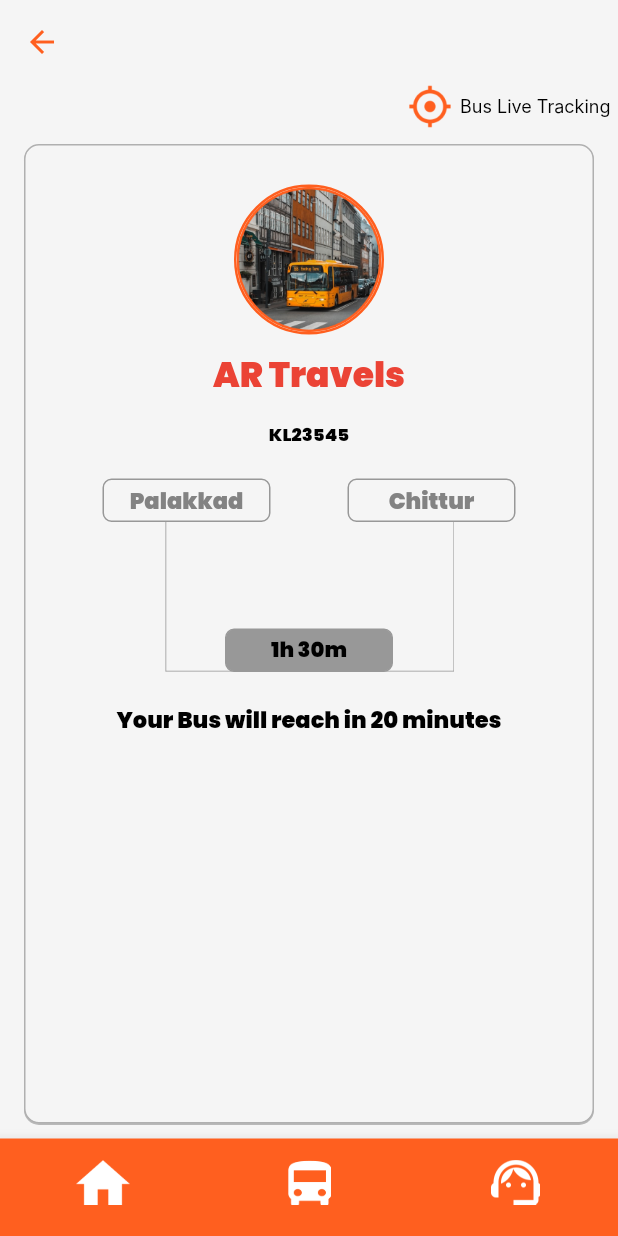
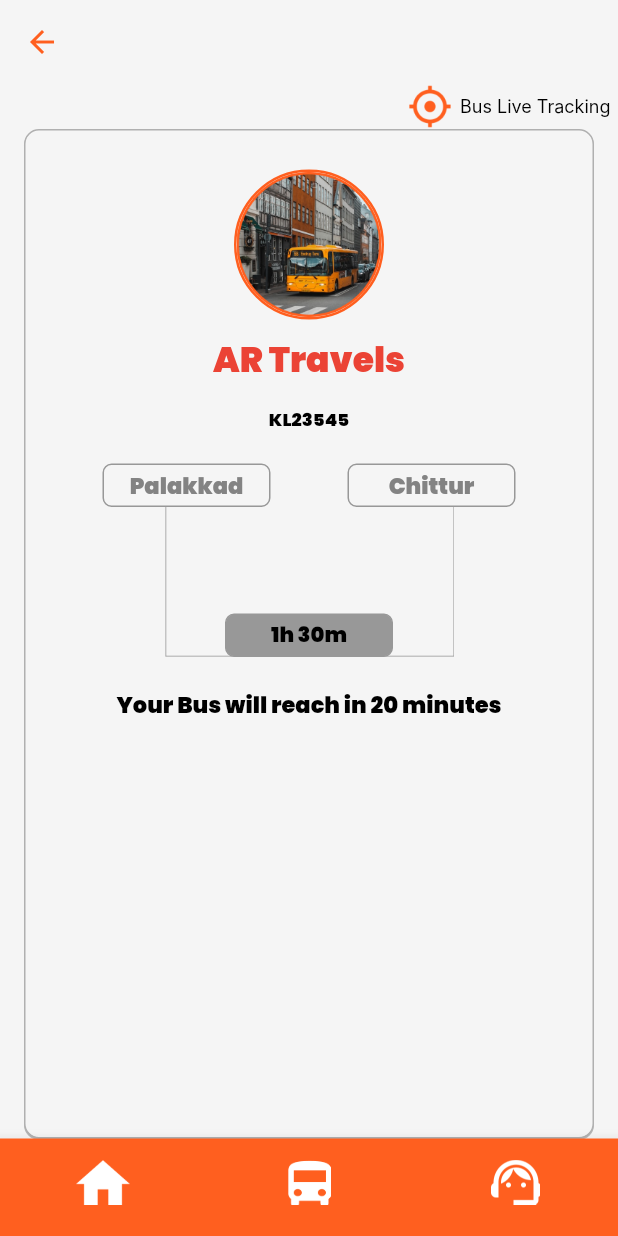
Before and after one commit to AbithaVishnu/Bustracking-User, a Flutter app: the AllDetails screen opened by its route, on a phone screen of 412 x 824 dp. Run offline on Flutter 3.47's test engine with Material 2 defaults, Android fonts, the phone set to English and light mode, and no system bars; our stand-ins replace get, hexcolor; Roboto replaces fonts that are missing (Inter).

Commit message:
all details

```diff
--- a/lib/View/All Details/All detailsa.dart
+++ b/lib/View/All Details/All detailsa.dart
@@ -58,7 +58,7 @@ class AllDetails extends StatelessWidget {
               child: LayoutBuilder(
                 builder: (context, constraints) {
                   return Container(
-                    margin: EdgeInsets.symmetric(horizontal: 16, vertical: 10),
+                    margin: EdgeInsets.symmetric(horizontal: 16,),
                     decoration: BoxDecoration(
                       color: HexColor("#F5F5F5"),
                       border: Border.all(color: Color(0xFFB0B0B0), width: 1),
```
